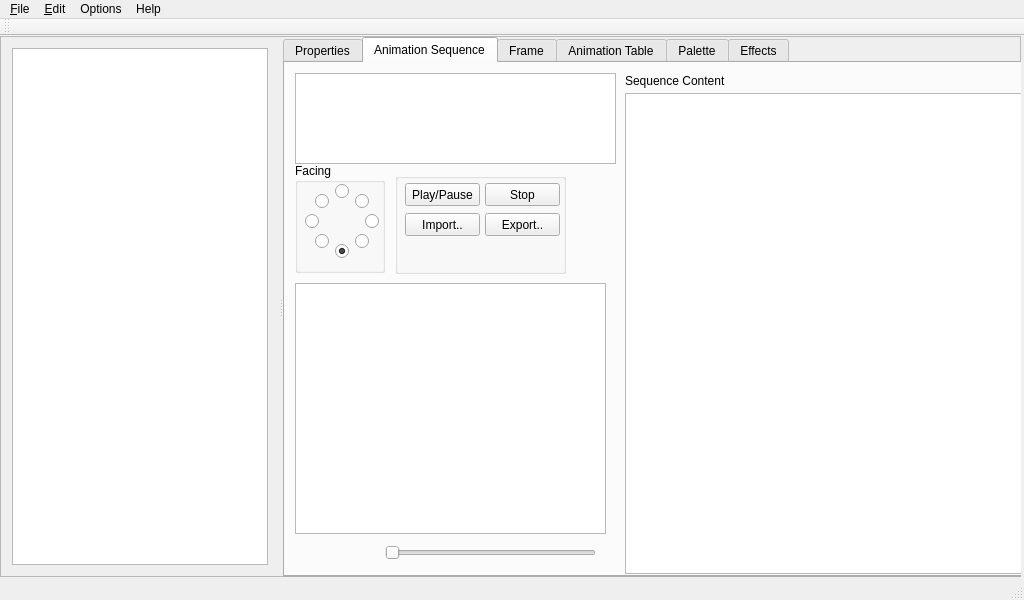
This is mainwindow.ui in PsyCommando/ppmdu_spriteeditor as Qt 5 draws it before an edit. The edited form follows.
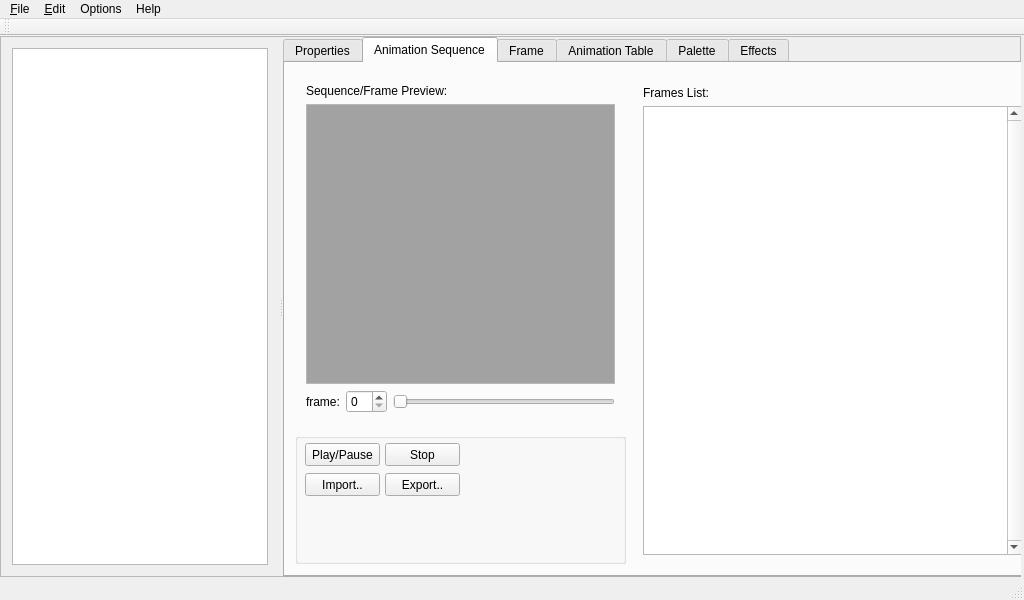
This is the edited form. The open tabs and pages were chosen to show the change.

```diff
--- a/mainwindow.ui
+++ b/mainwindow.ui
@@ -202,175 +202,13 @@
       <attribute name="title">
        <string>Animation Sequence</string>
       </attribute>
-      <widget class="QGraphicsView" name="gvAnimSeqViewport">
-       <property name="geometry">
-        <rect>
-         <x>10</x>
-         <y>220</y>
-         <width>311</width>
-         <height>251</height>
-        </rect>
-       </property>
-      </widget>
-      <widget class="QGroupBox" name="gbFacing">
-       <property name="geometry">
-        <rect>
-         <x>10</x>
-         <y>100</y>
-         <width>90</width>
-         <height>110</height>
-        </rect>
-       </property>
-       <property name="minimumSize">
-        <size>
-         <width>90</width>
-         <height>110</height>
-        </size>
-       </property>
-       <property name="title">
-        <string>Facing</string>
-       </property>
-       <widget class="QRadioButton" name="optfaceu">
-        <property name="geometry">
-         <rect>
-          <x>40</x>
-          <y>20</y>
-          <width>16</width>
-          <height>17</height>
-         </rect>
-        </property>
-        <property name="text">
-         <string/>
-        </property>
-       </widget>
-       <widget class="QRadioButton" name="optfaced">
-        <property name="geometry">
-         <rect>
-          <x>40</x>
-          <y>80</y>
-          <width>16</width>
-          <height>17</height>
-         </rect>
-        </property>
-        <property name="text">
-         <string/>
-        </property>
-        <property name="checked">
-         <bool>true</bool>
-        </property>
-       </widget>
-       <widget class="QRadioButton" name="optfaceur">
-        <property name="geometry">
-         <rect>
-          <x>60</x>
-          <y>30</y>
-          <width>16</width>
-          <height>17</height>
-         </rect>
-        </property>
-        <property name="text">
-         <string/>
-        </property>
-       </widget>
-       <widget class="QRadioButton" name="optfacedr">
-        <property name="geometry">
-         <rect>
-          <x>60</x>
-          <y>70</y>
-          <width>16</width>
-          <height>17</height>
-         </rect>
-        </property>
-        <property name="text">
-         <string/>
-        </property>
-       </widget>
-       <widget class="QRadioButton" name="optfacedl">
-        <property name="geometry">
-         <rect>
-          <x>20</x>
-          <y>70</y>
-          <width>16</width>
-          <height>17</height>
-         </rect>
-        </property>
-        <property name="text">
-         <string/>
-        </property>
-       </widget>
-       <widget class="QRadioButton" name="optfaceul">
-        <property name="geometry">
-         <rect>
-          <x>20</x>
-          <y>30</y>
-          <width>16</width>
-          <height>17</height>
-         </rect>
-        </property>
-        <property name="text">
-         <string/>
-        </property>
-       </widget>
-       <widget class="QRadioButton" name="optfacer">
-        <property name="geometry">
-         <rect>
-          <x>70</x>
-          <y>50</y>
-          <width>16</width>
-          <height>17</height>
-         </rect>
-        </property>
-        <property name="text">
-         <string/>
-        </property>
-       </widget>
-       <widget class="QRadioButton" name="optfacel">
-        <property name="geometry">
-         <rect>
-          <x>10</x>
-          <y>50</y>
-          <width>16</width>
-          <height>17</height>
-         </rect>
-        </property>
-        <property name="text">
-         <string/>
-        </property>
-       </widget>
-      </widget>
-      <widget class="QSlider" name="sldrAnimSeq">
-       <property name="geometry">
-        <rect>
-         <x>100</x>
-         <y>480</y>
-         <width>211</width>
-         <height>20</height>
-        </rect>
-       </property>
-       <property name="orientation">
-        <enum>Qt::Horizontal</enum>
-       </property>
-      </widget>
-      <widget class="QColumnView" name="cvViewerSequenceList">
-       <property name="geometry">
-        <rect>
-         <x>340</x>
-         <y>30</y>
-         <width>411</width>
-         <height>481</height>
-        </rect>
-       </property>
-       <property name="verticalScrollBarPolicy">
-        <enum>Qt::ScrollBarAlwaysOn</enum>
-       </property>
-      </widget>
       <widget class="QGroupBox" name="groupBox_4">
        <property name="geometry">
         <rect>
-         <x>110</x>
-         <y>110</y>
-         <width>171</width>
-         <height>101</height>
+         <x>10</x>
+         <y>370</y>
+         <width>331</width>
+         <height>131</height>
         </rect>
        </property>
        <property name="title">
@@ -429,48 +267,120 @@
         </property>
        </widget>
       </widget>
-      <widget class="QTextEdit" name="txtSeqInfo">
+      <widget class="QWidget" name="">
        <property name="geometry">
         <rect>
-         <x>10</x>
-         <y>10</y>
-         <width>321</width>
-         <height>91</height>
+         <x>347</x>
+         <y>12</y>
+         <width>401</width>
+         <height>491</height>
         </rect>
        </property>
+       <layout class="QVBoxLayout" name="verticalLayout_6">
+        <item>
+         <widget class="QLabel" name="label_4">
+          <property name="text">
+           <string>Frames List:</string>
+          </property>
+         </widget>
+        </item>
+        <item>
+         <widget class="QColumnView" name="cvAnimSeqPreview">
+          <property name="sizePolicy">
+           <sizepolicy hsizetype="Expanding" vsizetype="Expanding">
+            <horstretch>0</horstretch>
+            <verstretch>2</verstretch>
+           </sizepolicy>
+          </property>
+          <property name="verticalScrollBarPolicy">
+           <enum>Qt::ScrollBarAlwaysOn</enum>
+          </property>
+         </widget>
+        </item>
+       </layout>
       </widget>
-      <widget class="QLabel" name="label_4">
+      <widget class="QWidget" name="">
        <property name="geometry">
         <rect>
-         <x>340</x>
+         <x>10</x>
          <y>10</y>
-         <width>121</width>
-         <height>16</height>
+         <width>331</width>
+         <height>351</height>
         </rect>
        </property>
-       <property name="text">
-        <string>Sequence Content</string>
-       </property>
-      </widget>
-      <widget class="QWidget" name="layoutWidget">
-       <property name="geometry">
-        <rect>
-         <x>10</x>
-         <y>480</y>
-         <width>77</width>
-         <height>22</height>
-        </rect>
-       </property>
-       <layout class="QHBoxLayout" name="horizontalLayout">
+       <layout class="QVBoxLayout" name="verticalLayout_7">
         <item>
-         <widget class="QLabel" name="label">
+         <widget class="QLabel" name="label_3">
           <property name="text">
-           <string>frame:</string>
+           <string>Sequence/Frame Preview:</string>
           </property>
          </widget>
         </item>
         <item>
-         <widget class="QSpinBox" name="spinBox"/>
+         <widget class="QGraphicsView" name="gvAnimSeqViewport">
+          <property name="palette">
+           <palette>
+            <active>
+             <colorrole role="Base">
+              <brush brushstyle="SolidPattern">
+               <color alpha="255">
+                <red>162</red>
+                <green>162</green>
+                <blue>162</blue>
+               </color>
+              </brush>
+             </colorrole>
+            </active>
+            <inactive>
+             <colorrole role="Base">
+              <brush brushstyle="SolidPattern">
+               <color alpha="255">
+                <red>162</red>
+                <green>162</green>
+                <blue>162</blue>
+               </color>
+              </brush>
+             </colorrole>
+            </inactive>
+            <disabled>
+             <colorrole role="Base">
+              <brush brushstyle="SolidPattern">
+               <color alpha="255">
+                <red>240</red>
+                <green>240</green>
+                <blue>240</blue>
+               </color>
+              </brush>
+             </colorrole>
+            </disabled>
+           </palette>
+          </property>
+         </widget>
+        </item>
+        <item>
+         <layout class="QHBoxLayout" name="horizontalLayout_4">
+          <item>
+           <layout class="QHBoxLayout" name="horizontalLayout">
+            <item>
+             <widget class="QLabel" name="label">
+              <property name="text">
+               <string>frame:</string>
+              </property>
+             </widget>
+            </item>
+            <item>
+             <widget class="QSpinBox" name="spinBox"/>
+            </item>
+           </layout>
+          </item>
+          <item>
+           <widget class="QSlider" name="sldrAnimSeq">
+            <property name="orientation">
+             <enum>Qt::Horizontal</enum>
+            </property>
+           </widget>
+          </item>
+         </layout>
         </item>
        </layout>
       </widget>
@@ -479,52 +389,6 @@
       <attribute name="title">
        <string>Frame</string>
       </attribute>
-      <widget class="QGraphicsView" name="gvFrame">
-       <property name="geometry">
-        <rect>
-         <x>10</x>
-         <y>30</y>
-         <width>351</width>
-         <height>311</height>
-        </rect>
-       </property>
-      </widget>
-      <widget class="QGraphicsView" name="gvFrameDisasm">
-       <property name="geometry">
-        <rect>
-         <x>390</x>
-         <y>30</y>
-         <width>351</width>
-         <height>311</height>
-        </rect>
-       </property>
-      </widget>
-      <widget class="QLabel" name="label_2">
-       <property name="geometry">
-        <rect>
-         <x>10</x>
-         <y>10</y>
-         <width>81</width>
-         <height>16</height>
-        </rect>
-       </property>
-       <property name="text">
-        <string>Frame Preview</string>
-       </property>
-      </widget>
-      <widget class="QLabel" name="label_3">
-       <property name="geometry">
-        <rect>
-         <x>390</x>
-         <y>10</y>
-         <width>141</width>
-         <height>16</height>
-        </rect>
-       </property>
-       <property name="text">
-        <string>Frame Disassembly Preview</string>
-       </property>
-      </widget>
       <widget class="QGroupBox" name="groupBox_2">
        <property name="geometry">
         <rect>
```
Left out of the diff: 631 changed lines with no effect on the pictures.
